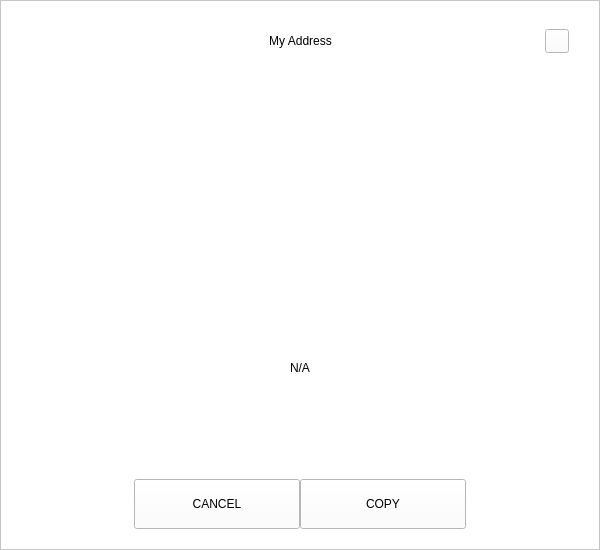
This is src/qt/bltg/forms/receivedialog.ui in minerric/BLTG as Qt 5 draws it before an edit. The edited form follows.
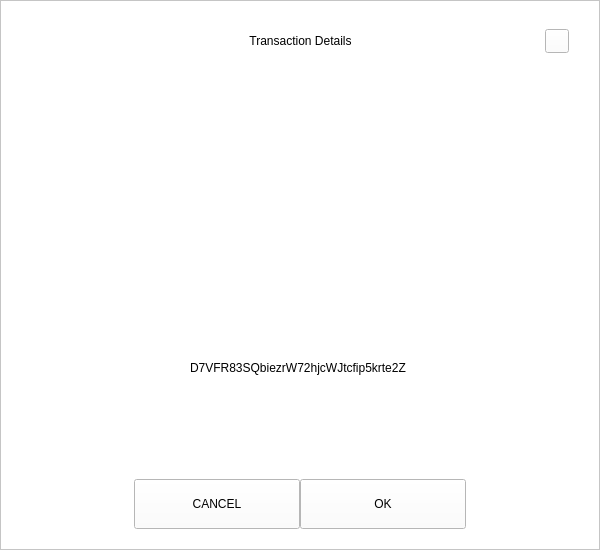
This is the edited form.

The edit to the form file:
```diff
--- a/src/qt/bltg/forms/receivedialog.ui
+++ b/src/qt/bltg/forms/receivedialog.ui
@@ -92,7 +92,7 @@
            <string notr="true">padding-left:24px;</string>
           </property>
           <property name="text">
-           <string>My Address</string>
+           <string>Transaction Details</string>
           </property>
           <property name="alignment">
            <set>Qt::AlignCenter</set>
@@ -196,7 +196,7 @@
       <item alignment="Qt::AlignHCenter">
        <widget class="QLabel" name="labelAddress">
         <property name="text">
-         <string notr="true">N/A</string>
+         <string>D7VFR83SQbiezrW72hjcWJtcfip5krte2Z </string>
         </property>
        </widget>
       </item>
@@ -265,7 +265,7 @@
            <enum>Qt::NoFocus</enum>
           </property>
           <property name="text">
-           <string>COPY</string>
+           <string>OK</string>
           </property>
          </widget>
         </item>
```
Left out of the diff: 2 changed lines with no effect on the pictures.
